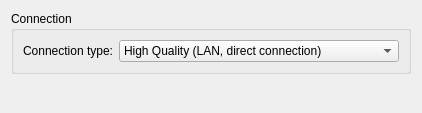
First picture: the form in vnc/vncpreferences.ui, repository KDE/krdc, before the edit.
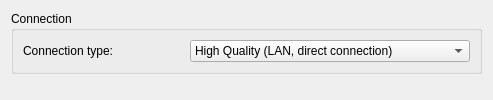
Second picture: the form after the edit.

What changed in the file:
```diff
--- a/vnc/vncpreferences.ui
+++ b/vnc/vncpreferences.ui
@@ -1,14 +1,6 @@
 <ui version="4.0" >
  <class>VncPreferences</class>
  <widget class="QWidget" name="VncPreferences" >
-  <property name="geometry" >
-   <rect>
-    <x>0</x>
-    <y>0</y>
-    <width>420</width>
-    <height>113</height>
-   </rect>
-  </property>
   <layout class="QVBoxLayout" >
    <item>
     <widget class="QGroupBox" name="vncGroupBox" >
@@ -75,7 +67,7 @@
      <property name="sizeHint" >
       <size>
        <width>20</width>
-       <height>40</height>
+       <height>0</height>
       </size>
      </property>
     </spacer>
```
